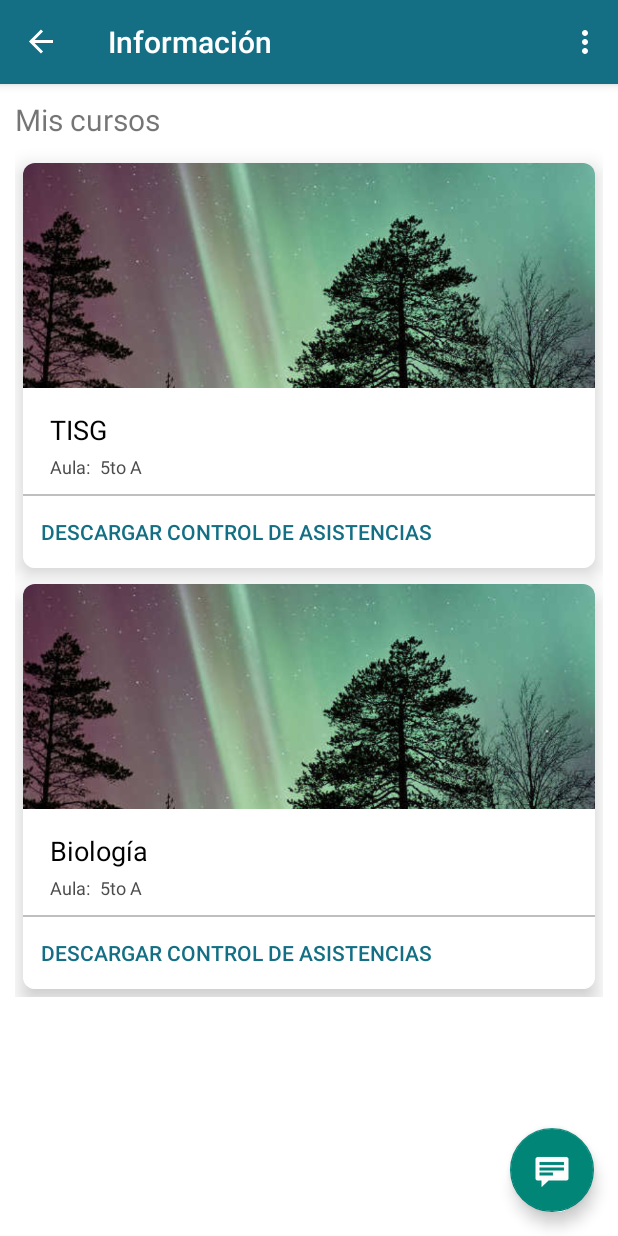
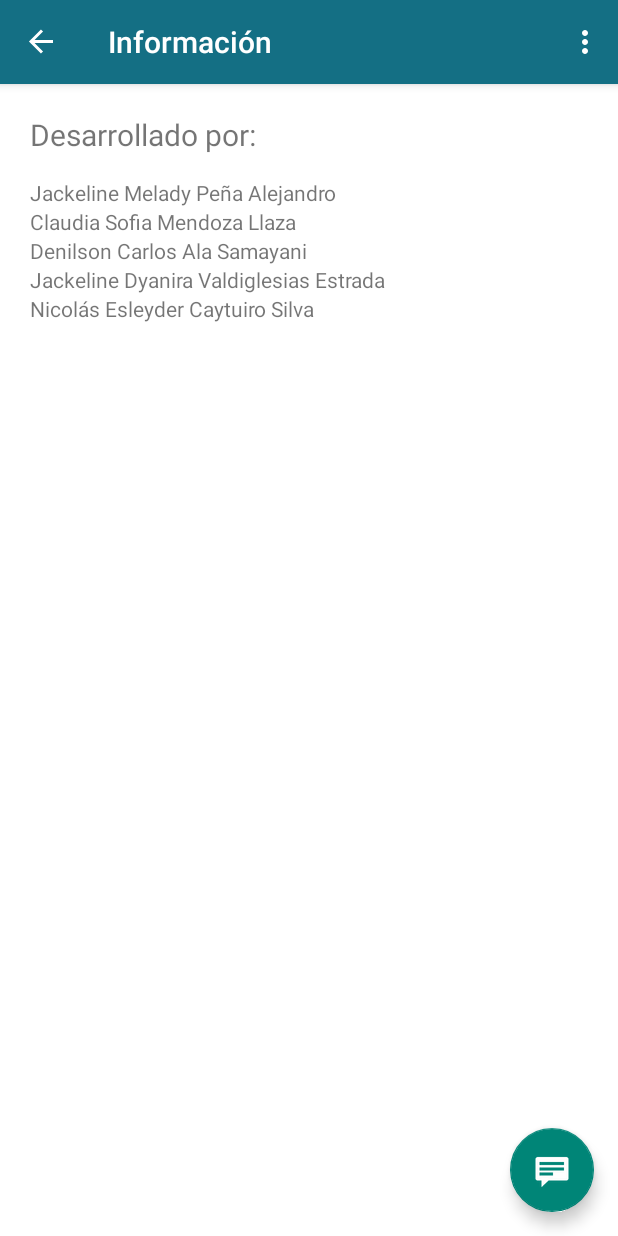
Before and after one commit to NicolasPCS/ASYS, an Android app: the screen it shows after launch once a user with an empty profile is signed in (MainActivity), in the side drawer, after a tap on "Información", on a phone screen of 412 x 824 dp. Run offline under Robolectric (Android 15) with nearby library versions, the phone set to English and light mode, and no system bars; our stand-ins replace Firebase (no records; nobody signed in at launch, a user with empty details on screens opened directly), Volley, navigation-ui; libraries missing offline, so code that uses them is left out: cn.pedant.

```diff
--- a/app/build.gradle
+++ b/app/build.gradle
@@ -4,12 +4,12 @@ plugins {
 }
 
 android {
-    compileSdk 32
+    compileSdk 31
 
     defaultConfig {
         applicationId "com.example.asys"
-        minSdk 28
-        targetSdk 32
+        minSdk 26
+        targetSdk 31
         versionCode 1
         versionName "1.0"
 
@@ -76,4 +76,5 @@ dependencies {
 
     // QR
     implementation 'com.journeyapps:zxing-android-embedded:4.1.0'
+
 }
--- a/app/src/main/AndroidManifest.xml
+++ b/app/src/main/AndroidManifest.xml
@@ -58,7 +58,7 @@
         <activity
             android:name=".MainActivity"
             android:exported="true"
-            android:theme="@style/Theme.Asys">
+            android:theme="@style/Theme.nuevo">
             <intent-filter>
                 <action android:name="android.intent.action.MAIN" />
 
--- a/app/src/main/java/com/example/asys/login/LoginActivity.java
+++ b/app/src/main/java/com/example/asys/login/LoginActivity.java
@@ -86,7 +86,7 @@ public class LoginActivity extends AppCompatActivity {
 
     private void addSpinnerInfo() {
         arrayListSpinner.add("Estudiante");
-        arrayListSpinner.add("Docente");
+        //arrayListSpinner.add("Docente");
         ArrayAdapter<String> arrayAdapter = new ArrayAdapter<String>(this, android.R.layout.simple_spinner_item, arrayListSpinner);
         arrayAdapter.setDropDownViewResource(android.R.layout.simple_spinner_dropdown_item);
         spinner.setAdapter(arrayAdapter);
--- a/app/src/main/java/com/example/asys/ui/chat/ChatActivity.java
+++ b/app/src/main/java/com/example/asys/ui/chat/ChatActivity.java
@@ -135,7 +135,7 @@ public class ChatActivity extends AppCompatActivity {
             @Override
             public void onErrorResponse(VolleyError error) {
                 // error handling.
-                messageModalArrayList.add(new MessageModal("Hola Nicolás! Para marcar tu asistencia, debes seguir los siguientes pasos:" +
+                messageModalArrayList.add(new MessageModal("Estudiante Santamariano, para marcar tu asistencia, debes seguir los siguientes pasos:" +
                         "\n1. Ubícate en el curso que te pertenece marcar tu asistencia." +
                         "\n2. Si te encuentras en el horario para marcar tu asistencia, haz click sobre “MARCAR ASISTENCIA”." +
                         "\n3. Recuerda que para registrar tu asistencia debes estar matriculado en los cursos correspondientes al semestre que te corresponde." +
--- a/app/src/main/java/com/example/asys/ui/gallery/GalleryFragment.java
+++ b/app/src/main/java/com/example/asys/ui/gallery/GalleryFragment.java
@@ -29,13 +29,13 @@ public class GalleryFragment extends Fragment {
         binding = FragmentGalleryBinding.inflate(inflater, container, false);
         View root = binding.getRoot();
 
-        expandBtn0 = (Button) root.findViewById(R.id.expandBtn0);
-        expandBtn0.setOnClickListener(new View.OnClickListener() {
-            @Override
-            public void onClick(View view) {
-                showAlertOk();
-            }
-        });
+        //expandBtn0 = (Button) root.findViewById(R.id.expandBtn0);
+        //expandBtn0.setOnClickListener(new View.OnClickListener() {
+        //    @Override
+        //    public void onClick(View view) {
+        //        showAlertOk();
+        //    }
+        //});
 
         return root;
     }
--- a/app/src/main/res/layout/card_course_item.xml
+++ b/app/src/main/res/layout/card_course_item.xml
@@ -108,7 +108,7 @@
                     android:id="@+id/btnAsistenciaIngreso"
                     android:layout_width="100dp"
                     android:layout_height="40dp"
-                    android:text="REGISTRAR"
+                    android:text="INGRESO"
                     android:textSize="13sp"
                     android:background="@drawable/login_button"
                     android:textColor="@color/white"
--- a/app/src/main/res/layout/fragment_gallery.xml
+++ b/app/src/main/res/layout/fragment_gallery.xml
@@ -15,21 +15,46 @@
         <LinearLayout
             android:layout_width="match_parent"
             android:layout_height="wrap_content"
-            android:layout_marginStart="10dp"
-            android:layout_marginEnd="10dp"
-            android:layout_marginBottom="10dp"
-            android:orientation="vertical">
+            android:layout_marginStart="20dp"
+            android:layout_marginEnd="20dp"
+            android:layout_marginBottom="20dp"
+            android:orientation="vertical" >
 
             <TextView
                 android:id="@+id/textView2"
                 android:layout_width="wrap_content"
                 android:layout_height="wrap_content"
-                android:layout_marginTop="10dp"
-                android:layout_marginBottom="10dp"
-                android:text="Mis cursos"
+                android:layout_marginTop="20dp"
+                android:layout_marginBottom="15dp"
+                android:text="Desarrollado por:"
                 android:textSize="20dp" />
 
-            <androidx.cardview.widget.CardView
+            <TextView
+                android:layout_width="wrap_content"
+                android:layout_height="wrap_content"
+                android:text="Jackeline Melady Peña Alejandro" />
+
+            <TextView
+                android:layout_width="wrap_content"
+                android:layout_height="wrap_content"
+                android:text="Claudia Sofia Mendoza Llaza" />
+
+            <TextView
+                android:layout_width="wrap_content"
+                android:layout_height="wrap_content"
+                android:text="Denilson Carlos Ala Samayani" />
+
+            <TextView
+                android:layout_width="wrap_content"
+                android:layout_height="wrap_content"
+                android:text="Jackeline Dyanira Valdiglesias Estrada" />
+
+            <TextView
+                android:layout_width="wrap_content"
+                android:layout_height="wrap_content"
+                android:text="Nicolás Esleyder Caytuiro Silva" />
+
+            <!--<androidx.cardview.widget.CardView
                 android:id="@+id/card_course_item0"
                 android:layout_width="match_parent"
                 android:layout_height="wrap_content"
@@ -189,7 +214,7 @@
 
                 </LinearLayout>
 
-            </androidx.cardview.widget.CardView>
+            </androidx.cardview.widget.CardView>-->
 
             <!--<androidx.recyclerview.widget.RecyclerView
                 android:id="@+id/recyclerViewAsis"
--- a/app/src/main/res/layout/nav_header_main.xml
+++ b/app/src/main/res/layout/nav_header_main.xml
@@ -17,6 +17,7 @@
         android:id="@+id/imageView"
         android:layout_width="130dp"
         android:layout_height="130dp"
+        android:layout_marginTop="10dp"
         android:contentDescription="@string/nav_header_desc"
         android:paddingTop="@dimen/nav_header_vertical_spacing"
         app:srcCompat="@drawable/ucsm" />
--- a/app/src/main/res/values/themes.xml
+++ b/app/src/main/res/values/themes.xml
@@ -1,6 +1,6 @@
 <resources xmlns:tools="http://schemas.android.com/tools">
-    <!-- Base application theme. -->
-    <style name="Theme.Asys" parent="Theme.AppCompat.Light.DarkActionBar">
+
+    <style name="Theme.nuevo" parent="@style/Theme.Design.Light.NoActionBar" >
         <!-- Primary brand color. -->
         <item name="colorPrimary">@color/blue_500</item>
         <item name="colorPrimaryVariant">@color/blue_700</item>
@@ -11,10 +11,24 @@
         <item name="colorOnSecondary">@color/black</item>
         <!-- Status bar color. -->
         <item name="android:statusBarColor" tools:targetApi="l">?attr/colorPrimaryVariant</item>
-        <!-- Customize your theme here. -->.
-        <!--<item name="windowActionBar">false</item>-->
-        <item name="windowActionBar">false</item>
-        <item name="windowNoTitle">true</item>
+    </style>
+
+    <!-- Base application theme. -->
+    <style name="Theme.Asys" parent="@style/Theme.Design.Light.NoActionBar">
+        <!-- Primary brand color. -->
+        <item name="colorPrimary">@color/blue_500</item>
+        <item name="colorPrimaryVariant">@color/blue_700</item>
+        <item name="colorOnPrimary">@color/white</item>
+        <!-- Secondary brand color. -->
+        <item name="colorSecondary">@color/green_200</item>
+        <item name="colorSecondaryVariant">@color/green_700</item>
+        <item name="colorOnSecondary">@color/black</item>
+        <!-- Status bar color. -->
+        <item name="android:statusBarColor" tools:targetApi="l">?attr/colorPrimaryVariant</item>
+        <!-- Customize your theme here. -->
+        <!--<item name="windowActionBar">false</item>
+        Theme.AppCompat.Light.DarkActionBar
+        <item name="windowNoTitle">true</item>-->
     </style>
 
     <style name="Theme.ChatActivity" parent="Theme.AppCompat.Light.DarkActionBar">
```
Also changed, not shown: 2 other files.
